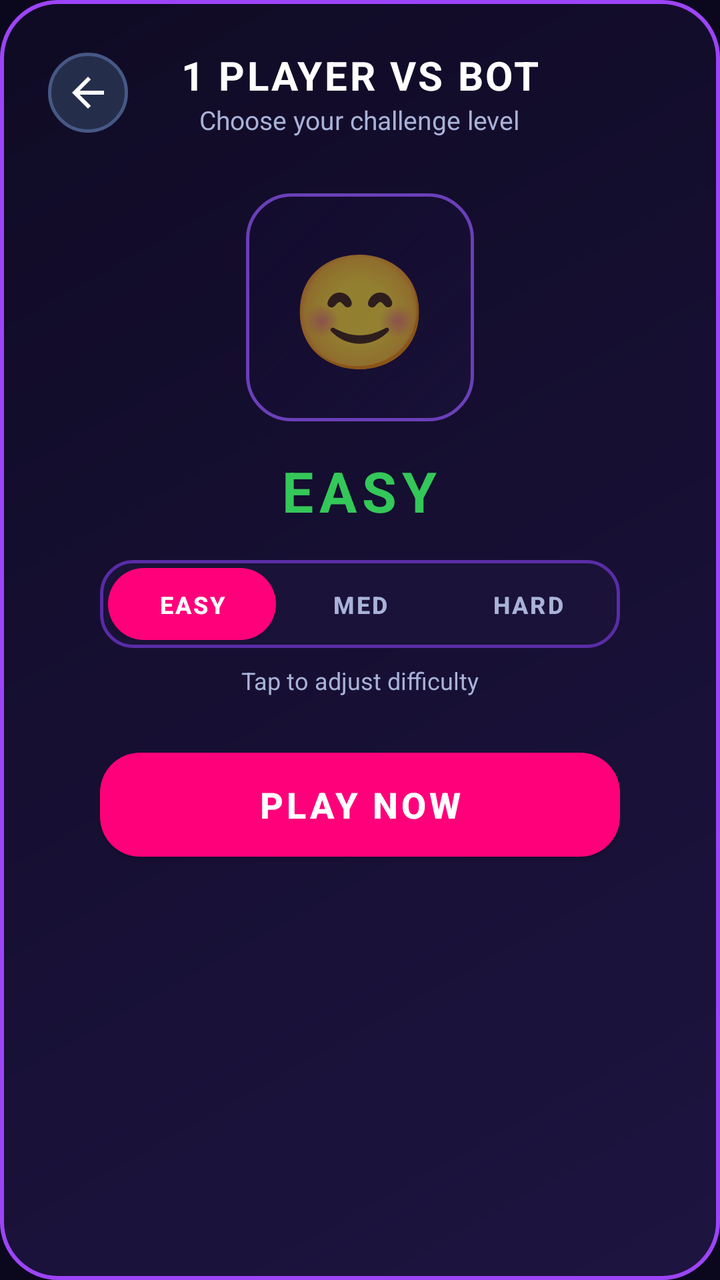
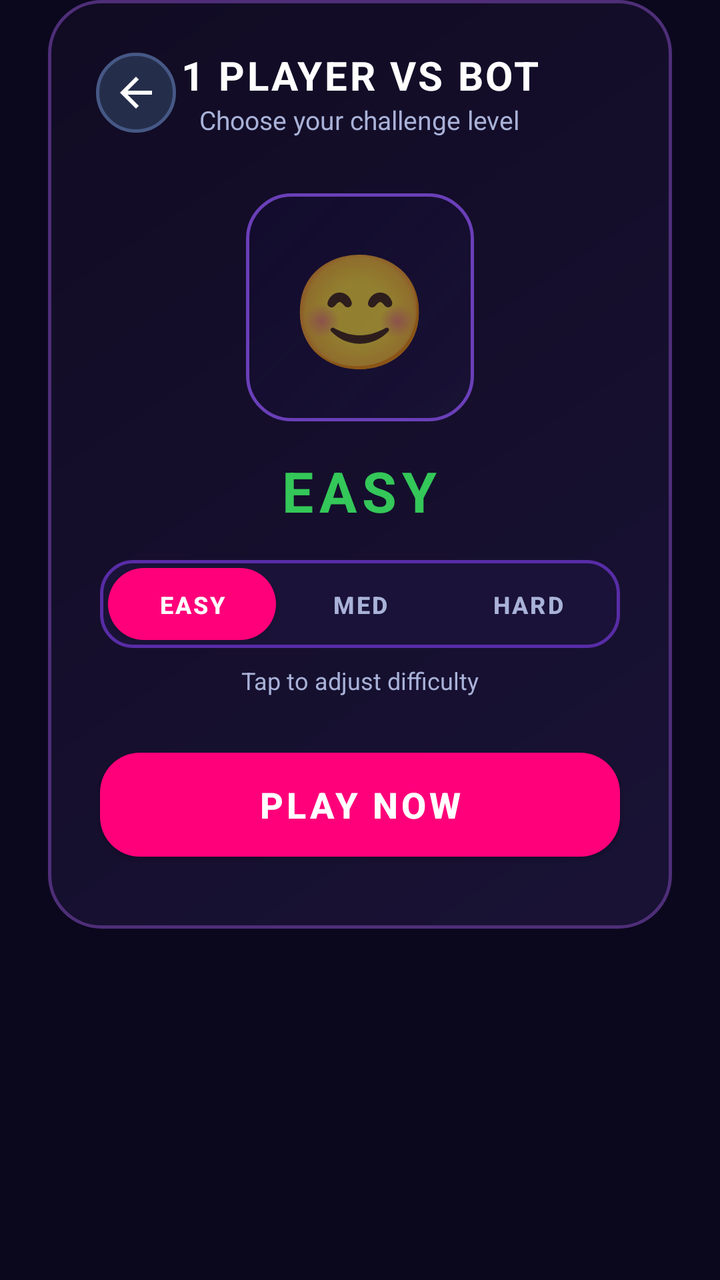

An Android layout rendered at two revisions. The XML below is the earlier revision; the diff shows what the commit changed to produce the second picture.
<!-- AndroidManifest.xml: application theme Theme.Funtoza -->
<!-- res/layout/dialog_bot_difficulty.xml -->
<?xml version="1.0" encoding="utf-8"?>
<LinearLayout xmlns:android="http://schemas.android.com/apk/res/android"
    xmlns:app="http://schemas.android.com/apk/res-auto"
    android:layout_width="match_parent"
    android:layout_height="wrap_content"
    android:orientation="vertical"
    android:background="@drawable/bg_glass_dialog"
    android:padding="24dp"
    android:gravity="center_horizontal">

    
    <RelativeLayout
        android:layout_width="match_parent"
        android:layout_height="wrap_content">

        <ImageButton
            android:id="@+id/btnDifficultyBack"
            android:layout_width="40dp"
            android:layout_height="40dp"
            android:layout_alignParentStart="true"
            android:layout_centerVertical="true"
            android:background="@drawable/bg_glass_icon_btn"
            android:src="@drawable/ic_back"
            android:tint="@color/white"
            android:contentDescription="Back" />

        <LinearLayout
            android:layout_width="wrap_content"
            android:layout_height="wrap_content"
            android:layout_centerInParent="true"
            android:orientation="vertical"
            android:gravity="center">

            <TextView
                android:id="@+id/tvDifficultyGameTitle"
                android:layout_width="wrap_content"
                android:layout_height="wrap_content"
                android:text="1 PLAYER VS BOT"
                android:textColor="@color/white"
                android:textSize="20sp"
                android:textStyle="bold"
                android:letterSpacing="0.06" />

            <TextView
                android:layout_width="wrap_content"
                android:layout_height="wrap_content"
                android:text="Choose your challenge level"
                android:textColor="@color/text_secondary"
                android:textSize="13sp" />
        </LinearLayout>
    </RelativeLayout>

    
    <FrameLayout
        android:layout_width="114dp"
        android:layout_height="114dp"
        android:layout_marginTop="28dp"
        android:background="@drawable/bg_glass_card"
        android:gravity="center">

        <TextView
            android:id="@+id/tvBotEmoji"
            android:layout_width="wrap_content"
            android:layout_height="wrap_content"
            android:layout_gravity="center"
            android:text="😊"
            android:textSize="56sp" />
    </FrameLayout>

    
    <TextView
        android:id="@+id/tvDifficultyLabel"
        android:layout_width="wrap_content"
        android:layout_height="wrap_content"
        android:layout_marginTop="16dp"
        android:text="EASY"
        android:textColor="#34C759"
        android:textSize="28sp"
        android:textStyle="bold"
        android:letterSpacing="0.1" />

    
    <LinearLayout
        android:id="@+id/sliderContainer"
        android:layout_width="260dp"
        android:layout_height="44dp"
        android:layout_marginTop="16dp"
        android:background="@drawable/bg_glass_progress_track"
        android:orientation="horizontal"
        android:padding="4dp">

        <Button
            android:id="@+id/btnDiffEasy"
            android:layout_width="0dp"
            android:layout_height="match_parent"
            android:layout_weight="1"
            android:background="@drawable/bg_diff_active_green"
            android:text="EASY"
            android:textColor="@color/white"
            android:textSize="12sp"
            android:textStyle="bold" />

        <Button
            android:id="@+id/btnDiffMedium"
            android:layout_width="0dp"
            android:layout_height="match_parent"
            android:layout_weight="1"
            android:background="@android:color/transparent"
            android:text="MED"
            android:textColor="@color/text_secondary"
            android:textSize="12sp"
            android:textStyle="bold" />

        <Button
            android:id="@+id/btnDiffHard"
            android:layout_width="0dp"
            android:layout_height="match_parent"
            android:layout_weight="1"
            android:background="@android:color/transparent"
            android:text="HARD"
            android:textColor="@color/text_secondary"
            android:textSize="12sp"
            android:textStyle="bold" />
    </LinearLayout>

    <TextView
        android:layout_width="wrap_content"
        android:layout_height="wrap_content"
        android:layout_marginTop="8dp"
        android:text="Tap to adjust difficulty"
        android:textColor="@color/text_secondary"
        android:textSize="12sp" />

    
    <Button
        android:id="@+id/btnDifficultyPlay"
        android:layout_width="260dp"
        android:layout_height="52dp"
        android:layout_marginTop="28dp"
        android:layout_marginBottom="12dp"
        android:background="@drawable/bg_diff_active_green"
        android:text="PLAY NOW"
        android:textColor="@color/white"
        android:textSize="18sp"
        android:textStyle="bold" />

</LinearLayout>
<!-- resources referenced by this layout -->
<resources>
  <color name="text_secondary">#A9B2D8</color>
  <color name="white">#FFFFFFFF</color>
  <!-- drawable bg_diff_active_green (drawable) -->
  <?xml version="1.0" encoding="utf-8"?>
  <shape xmlns:android="http://schemas.android.com/apk/res/android"
      android:shape="rectangle">
      <solid android:color="#34C759" />
      <corners android:radius="20dp" />
  </shape>
  <!-- drawable bg_glass_card (drawable) -->
  <?xml version="1.0" encoding="utf-8"?>
  <shape xmlns:android="http://schemas.android.com/apk/res/android"
      android:shape="rectangle">
      <gradient
          android:angle="135"
          android:startColor="#33241A52"
          android:endColor="#D9120B2E" />
      <corners android:radius="22dp" />
      <stroke
          android:width="1.5dp"
          android:color="#6A3FB8" />
  </shape>
  <!-- drawable bg_glass_dialog (drawable) -->
  <?xml version="1.0" encoding="utf-8"?>
  <shape xmlns:android="http://schemas.android.com/apk/res/android"
      android:shape="rectangle">
      <gradient
          android:angle="135"
          android:startColor="#F21E1442"
          android:endColor="#F70F0A24" />
      <corners
          android:topLeftRadius="28dp"
          android:topRightRadius="28dp"
          android:bottomLeftRadius="28dp"
          android:bottomRightRadius="28dp" />
      <stroke android:width="2dp" android:color="#9D44F8" />
  </shape>
  <!-- drawable bg_glass_icon_btn (drawable) -->
  <?xml version="1.0" encoding="utf-8"?>
  <shape xmlns:android="http://schemas.android.com/apk/res/android"
      android:shape="oval">
      <solid android:color="#242E4B" />
      <stroke android:width="1.5dp" android:color="#465885" />
  </shape>
  <!-- drawable bg_glass_progress_track (drawable) -->
  <?xml version="1.0" encoding="utf-8"?>
  <shape xmlns:android="http://schemas.android.com/apk/res/android"
      android:shape="rectangle">
      <solid android:color="#1A1238" />
      <corners android:radius="16dp" />
      <stroke android:width="1.5dp" android:color="#582CA6" />
  </shape>
  <!-- drawable ic_back (drawable) -->
  <vector xmlns:android="http://schemas.android.com/apk/res/android"
      android:width="24dp"
      android:height="24dp"
      android:viewportWidth="24"
      android:viewportHeight="24">
    <path
        android:fillColor="#3D4B60"
        android:pathData="M20,11H7.83l5.59,-5.59L12,4l-8,8 8,8 1.41,-1.41L7.83,13H20v-2z"/>
  </vector>
  <style name="Theme.Funtoza" parent="Theme.MaterialComponents.DayNight.NoActionBar">
          
          <item name="colorPrimary">@color/accent_pink</item>
          <item name="colorPrimaryVariant">@color/accent_cyan</item>
          <item name="colorOnPrimary">@color/white</item>
          
          
          <item name="android:statusBarColor">@color/bg_dark</item>
          <item name="android:navigationBarColor">@color/bg_dark</item>
          <item name="android:windowBackground">@color/bg_dark</item>
          
          
          <item name="android:windowNoTitle">true</item>
          <item name="android:windowActionBar">false</item>
          <item name="android:windowFullscreen">true</item>
          <item name="android:windowContentOverlay">@null</item>
      </style>
  <color name="accent_pink">#FF007A</color>
  <color name="accent_cyan">#00F0FF</color>
  <color name="bg_dark">#0B081E</color>
</resources>

<!-- the commit's change to res/layout/dialog_bot_difficulty.xml (unified diff, before → after) -->
@@ -1,147 +1,155 @@
 <?xml version="1.0" encoding="utf-8"?>
-<LinearLayout xmlns:android="http://schemas.android.com/apk/res/android"
+<FrameLayout xmlns:android="http://schemas.android.com/apk/res/android"
     xmlns:app="http://schemas.android.com/apk/res-auto"
     android:layout_width="match_parent"
     android:layout_height="wrap_content"
-    android:orientation="vertical"
-    android:background="@drawable/bg_glass_dialog"
-    android:padding="24dp"
-    android:gravity="center_horizontal">
+    android:paddingStart="24dp"
+    android:paddingEnd="24dp"
+    android:clipToPadding="false">
 
-    
-    <RelativeLayout
+    <LinearLayout
         android:layout_width="match_parent"
-        android:layout_height="wrap_content">
+        android:layout_height="wrap_content"
+        android:orientation="vertical"
+        android:background="@drawable/bg_glass_dialog"
+        android:padding="24dp"
+        android:gravity="center_horizontal">
 
-        <ImageButton
-            android:id="@+id/btnDifficultyBack"
-            android:layout_width="40dp"
-            android:layout_height="40dp"
-            android:layout_alignParentStart="true"
-            android:layout_centerVertical="true"
-            android:background="@drawable/bg_glass_icon_btn"
-            android:src="@drawable/ic_back"
-            android:tint="@color/white"
-            android:contentDescription="Back" />
+        
+        <RelativeLayout
+            android:layout_width="match_parent"
+            android:layout_height="wrap_content">
 
-        <LinearLayout
-            android:layout_width="wrap_content"
-            android:layout_height="wrap_content"
-            android:layout_centerInParent="true"
-            android:orientation="vertical"
+            <ImageButton
+                android:id="@+id/btnDifficultyBack"
+                android:layout_width="40dp"
+                android:layout_height="40dp"
+                android:layout_alignParentStart="true"
+                android:layout_centerVertical="true"
+                android:background="@drawable/bg_glass_icon_btn"
+                android:src="@drawable/ic_back"
+                android:tint="@color/white"
+                android:contentDescription="Back" />
+
+            <LinearLayout
+                android:layout_width="wrap_content"
+                android:layout_height="wrap_content"
+                android:layout_centerInParent="true"
+                android:orientation="vertical"
+                android:gravity="center">
+
+                <TextView
+                    android:id="@+id/tvDifficultyGameTitle"
+                    android:layout_width="wrap_content"
+                    android:layout_height="wrap_content"
+                    android:text="1 PLAYER VS BOT"
+                    android:textColor="@color/white"
+                    android:textSize="20sp"
+                    android:textStyle="bold"
+                    android:letterSpacing="0.06" />
+
+                <TextView
+                    android:layout_width="wrap_content"
+                    android:layout_height="wrap_content"
+                    android:text="Choose your challenge level"
+                    android:textColor="@color/text_secondary"
+                    android:textSize="13sp" />
+            </LinearLayout>
+        </RelativeLayout>
+
+        
+        <FrameLayout
+            android:layout_width="114dp"
+            android:layout_height="114dp"
+            android:layout_marginTop="28dp"
+            android:background="@drawable/bg_glass_card"
             android:gravity="center">
 
             <TextView
-                android:id="@+id/tvDifficultyGameTitle"
+                android:id="@+id/tvBotEmoji"
                 android:layout_width="wrap_content"
                 android:layout_height="wrap_content"
-                android:text="1 PLAYER VS BOT"
+                android:layout_gravity="center"
+                android:text="😊"
+                android:textSize="56sp" />
+        </FrameLayout>
+
+        
+        <TextView
+            android:id="@+id/tvDifficultyLabel"
+            android:layout_width="wrap_content"
+            android:layout_height="wrap_content"
+            android:layout_marginTop="16dp"
+            android:text="EASY"
+            android:textColor="#34C759"
+            android:textSize="28sp"
+            android:textStyle="bold"
+            android:letterSpacing="0.1" />
+
+        
+        <LinearLayout
+            android:id="@+id/sliderContainer"
+            android:layout_width="260dp"
+            android:layout_height="44dp"
+            android:layout_marginTop="16dp"
+            android:background="@drawable/bg_glass_progress_track"
+            android:orientation="horizontal"
+            android:padding="4dp">
+
+            <Button
+                android:id="@+id/btnDiffEasy"
+                android:layout_width="0dp"
+                android:layout_height="match_parent"
+                android:layout_weight="1"
+                android:background="@drawable/bg_diff_active_green"
+                android:text="EASY"
                 android:textColor="@color/white"
-                android:textSize="20sp"
-                android:textStyle="bold"
-                android:letterSpacing="0.06" />
+                android:textSize="12sp"
+                android:textStyle="bold" />
 
-            <TextView
-                android:layout_width="wrap_content"
-                android:layout_height="wrap_content"
-                android:text="Choose your challenge level"
+            <Button
+                android:id="@+id/btnDiffMedium"
+                android:layout_width="0dp"
+                android:layout_height="match_parent"
+                android:layout_weight="1"
+                android:background="@android:color/transparent"
+                android:text="MED"
                 android:textColor="@color/text_secondary"
-                android:textSize="13sp" />
+                android:textSize="12sp"
+                android:textStyle="bold" />
+
+            <Button
+                android:id="@+id/btnDiffHard"
+                android:layout_width="0dp"
+                android:layout_height="match_parent"
+                android:layout_weight="1"
+                android:background="@android:color/transparent"
+                android:text="HARD"
+                android:textColor="@color/text_secondary"
+                android:textSize="12sp"
+                android:textStyle="bold" />
         </LinearLayout>
-    </RelativeLayout>
-
-    
-    <FrameLayout
-        android:layout_width="114dp"
-        android:layout_height="114dp"
-        android:layout_marginTop="28dp"
-        android:background="@drawable/bg_glass_card"
-        android:gravity="center">
 
         <TextView
-            android:id="@+id/tvBotEmoji"
             android:layout_width="wrap_content"
             android:layout_height="wrap_content"
-            android:layout_gravity="center"
-            android:text="😊"
-            android:textSize="56sp" />
-    </FrameLayout>
+            android:layout_marginTop="8dp"
+            android:text="Tap to adjust difficulty"
+            android:textColor="@color/text_secondary"
+            android:textSize="12sp" />
 
-    
-    <TextView
-        android:id="@+id/tvDifficultyLabel"
-        android:layout_width="wrap_content"
-        android:layout_height="wrap_content"
-        android:layout_marginTop="16dp"
-        android:text="EASY"
-        android:textColor="#34C759"
-        android:textSize="28sp"
-        android:textStyle="bold"
-        android:letterSpacing="0.1" />
-
-    
-    <LinearLayout
-        android:id="@+id/sliderContainer"
-        android:layout_width="260dp"
-        android:layout_height="44dp"
-        android:layout_marginTop="16dp"
-        android:background="@drawable/bg_glass_progress_track"
-        android:orientation="horizontal"
-        android:padding="4dp">
-
+        
         <Button
-            android:id="@+id/btnDiffEasy"
-            android:layout_width="0dp"
-            android:layout_height="match_parent"
-            android:layout_weight="1"
+            android:id="@+id/btnDifficultyPlay"
+            android:layout_width="260dp"
+            android:layout_height="52dp"
+            android:layout_marginTop="28dp"
+            android:layout_marginBottom="12dp"
             android:background="@drawable/bg_diff_active_green"
-            android:text="EASY"
+            android:text="PLAY NOW"
             android:textColor="@color/white"
-            android:textSize="12sp"
+            android:textSize="18sp"
             android:textStyle="bold" />
 
-        <Button
-            android:id="@+id/btnDiffMedium"
-            android:layout_width="0dp"
-            android:layout_height="match_parent"
-            android:layout_weight="1"
-            android:background="@android:color/transparent"
-            android:text="MED"
-            android:textColor="@color/text_secondary"
-            android:textSize="12sp"
-            android:textStyle="bold" />
-
-        <Button
-            android:id="@+id/btnDiffHard"
-            android:layout_width="0dp"
-            android:layout_height="match_parent"
-            android:layout_weight="1"
-            android:background="@android:color/transparent"
-            android:text="HARD"
-            android:textColor="@color/text_secondary"
-            android:textSize="12sp"
-            android:textStyle="bold" />
     </LinearLayout>
-
-    <TextView
-        android:layout_width="wrap_content"
-        android:layout_height="wrap_content"
-        android:layout_marginTop="8dp"
-        android:text="Tap to adjust difficulty"
-        android:textColor="@color/text_secondary"
-        android:textSize="12sp" />
-
-    
-    <Button
-        android:id="@+id/btnDifficultyPlay"
-        android:layout_width="260dp"
-        android:layout_height="52dp"
-        android:layout_marginTop="28dp"
-        android:layout_marginBottom="12dp"
-        android:background="@drawable/bg_diff_active_green"
-        android:text="PLAY NOW"
-        android:textColor="@color/white"
-        android:textSize="18sp"
-        android:textStyle="bold" />
-
-</LinearLayout>
+</FrameLayout>
<!-- resource entries referenced after the edit -->
@@ -28,14 +28,12 @@
       android:shape="rectangle">
       <gradient
           android:angle="135"
-          android:startColor="#F21E1442"
-          android:endColor="#F70F0A24" />
-      <corners
-          android:topLeftRadius="28dp"
-          android:topRightRadius="28dp"
-          android:bottomLeftRadius="28dp"
-          android:bottomRightRadius="28dp" />
-      <stroke android:width="2dp" android:color="#9D44F8" />
+          android:startColor="#F7191236"
+          android:endColor="#FA100A23" />
+      <corners android:radius="26dp" />
+      <stroke
+          android:width="1.5dp"
+          android:color="#4E2E78" />
   </shape>
   <!-- drawable bg_glass_icon_btn (drawable) -->
   <?xml version="1.0" encoding="utf-8"?>
@@ -69,8 +67,8 @@
           <item name="colorOnPrimary">@color/white</item>
           
           
-          <item name="android:statusBarColor">@color/bg_dark</item>
-          <item name="android:navigationBarColor">@color/bg_dark</item>
+          <item name="android:statusBarColor">@android:color/transparent</item>
+          <item name="android:navigationBarColor">@android:color/transparent</item>
           <item name="android:windowBackground">@color/bg_dark</item>
           
           
